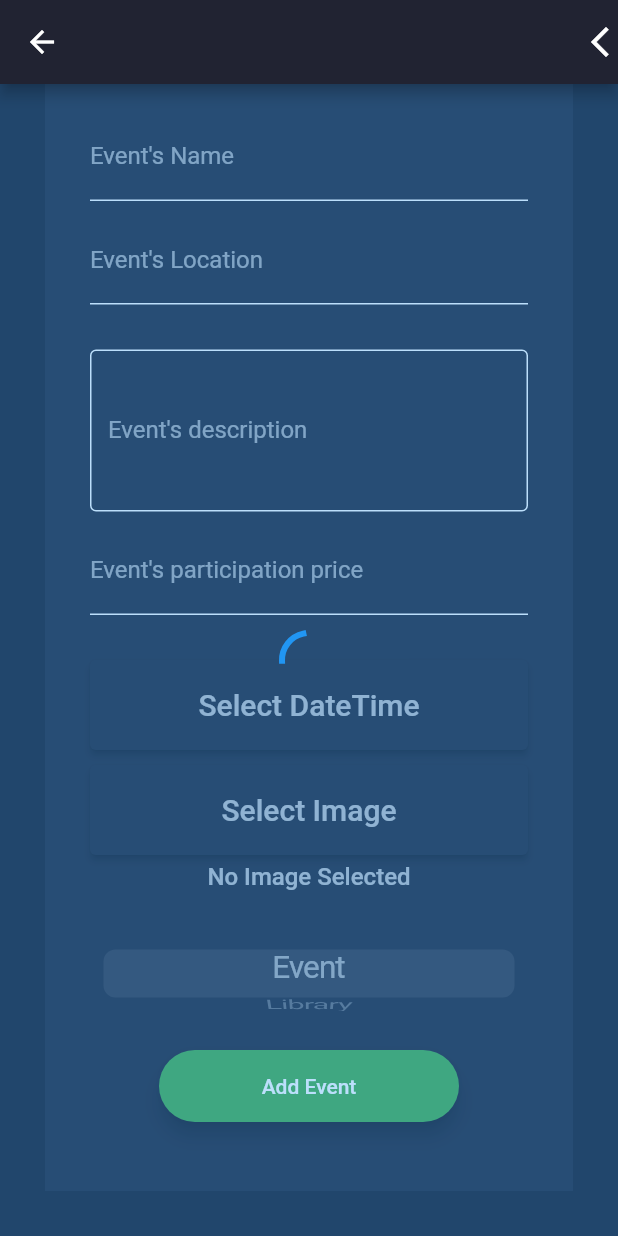
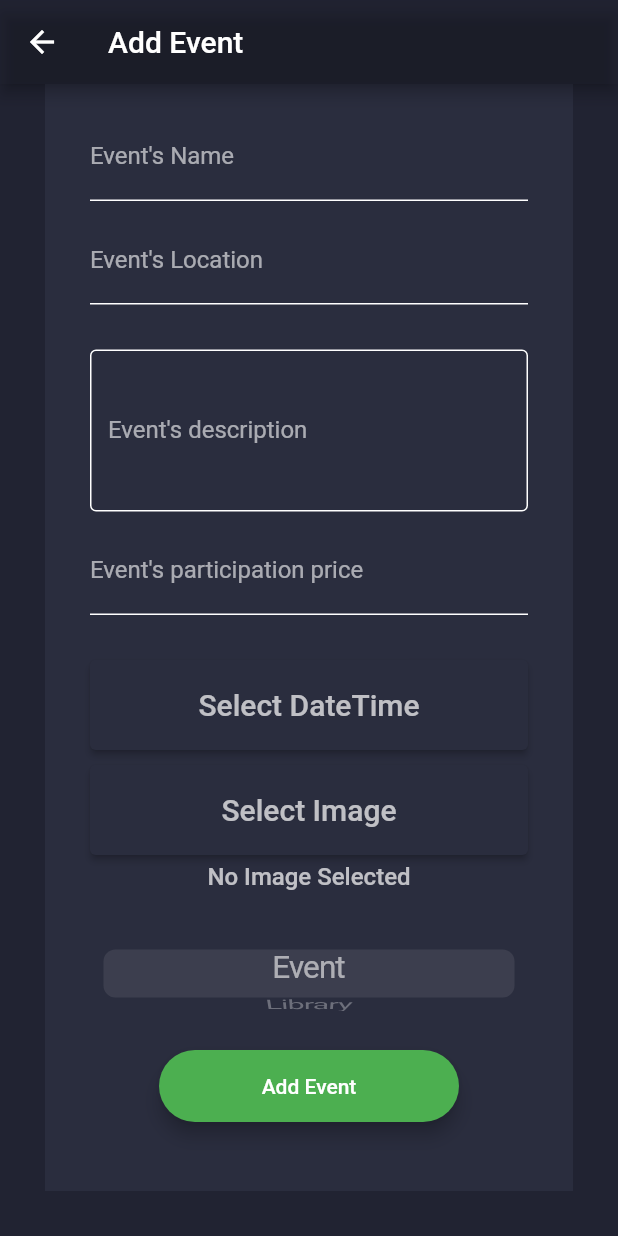
Before and after one commit to KakuleBulembo/TembeaNasi, a Flutter app: the EventForm screen opened by its route, scrolled down 192 dp, on a phone screen of 412 x 824 dp. Run offline on Flutter 3.47's test engine with Material 2 defaults, Android fonts, the phone set to English and light mode, and no system bars; our stand-ins replace cloud_firestore, file_picker, firebase_auth, firebase_core, firebase_storage, flutter_signin_button and 2 more; missing offline and left inert: universal_html; accounts and stored records are empty; statements that could not run were skipped; project files that could hold a hidden picture were left out.

Commit message:
Tembea Nasi

```diff
--- a/lib/screens/admin/admin_screens/event_form.dart
+++ b/lib/screens/admin/admin_screens/event_form.dart
@@ -44,7 +44,7 @@ class _EventFormState extends State<EventForm> {
   String? description;
   String? price;
   TaskSnapshot? snap;
-  bool showSpinner = true;
+  bool showSpinner = false;
 
   @override
   Widget build(BuildContext context) {
@@ -63,13 +63,11 @@ class _EventFormState extends State<EventForm> {
       resizeToAvoidBottomInset: false,
       backgroundColor: kBackgroundColor,
       appBar: AppBar(
-        backgroundColor: kBackgroundColor,
-        actions: const[
-           Icon(IconData(57492, fontFamily: 'MaterialIcons'))
-        ],
+        title: const Text('Add Event'),
+        backgroundColor: kBackgroundColor.withOpacity(0.3),
       ),
       body: ModalProgressHUD(
-        color: Colors.blue,
+        color: kBackgroundColor,
         inAsyncCall: showSpinner,
         child: Center(
           child: SingleChildScrollView(
--- a/lib/screens/admin/admin_screens/view_data.dart
+++ b/lib/screens/admin/admin_screens/view_data.dart
@@ -21,6 +21,7 @@ class _ViewDataState extends State<ViewData> {
     return Scaffold(
       backgroundColor: kBackgroundColor,
       appBar: AppBar(
+        backgroundColor: kBackgroundColor.withOpacity(0.3),
         title: Text(widget.item['Name']),
       ),
     );
```
Also changed, not shown: lib/components/show_dialog.dart (+52 -0 lines), lib/screens/admin/admin_screens/dashbord_event.dart (+14 -7 lines), lib/screens/login_screen.dart (+5 -2 lines).
